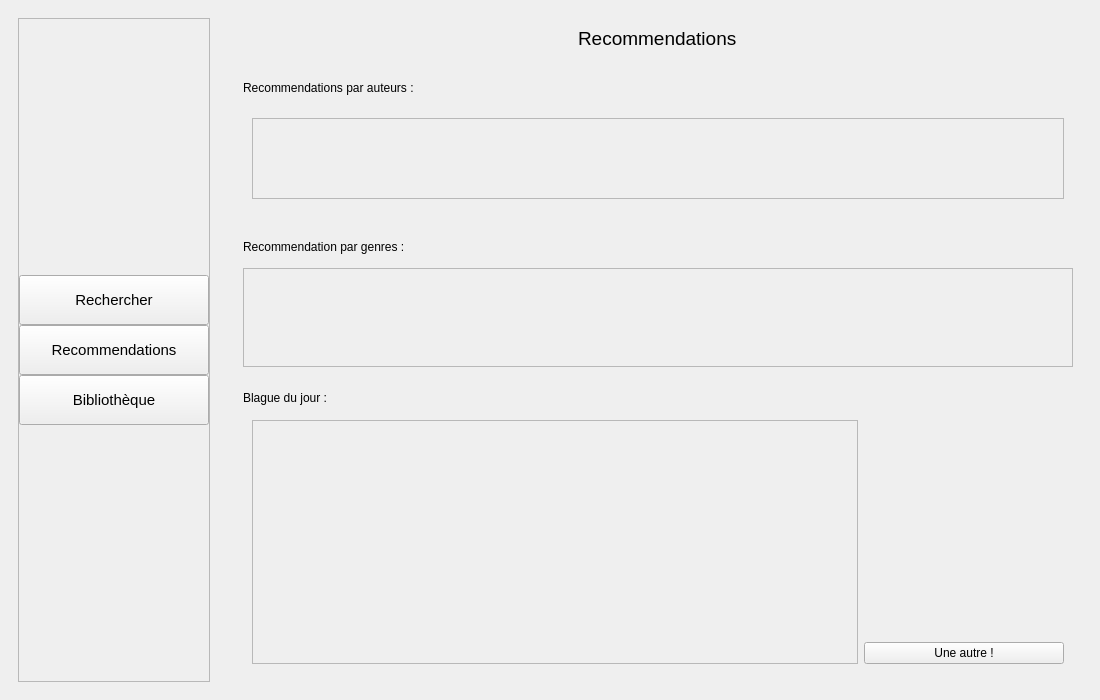
Qt form src/ui/MainWindow.ui (Didiloy/python_librairy_app) before a commit.
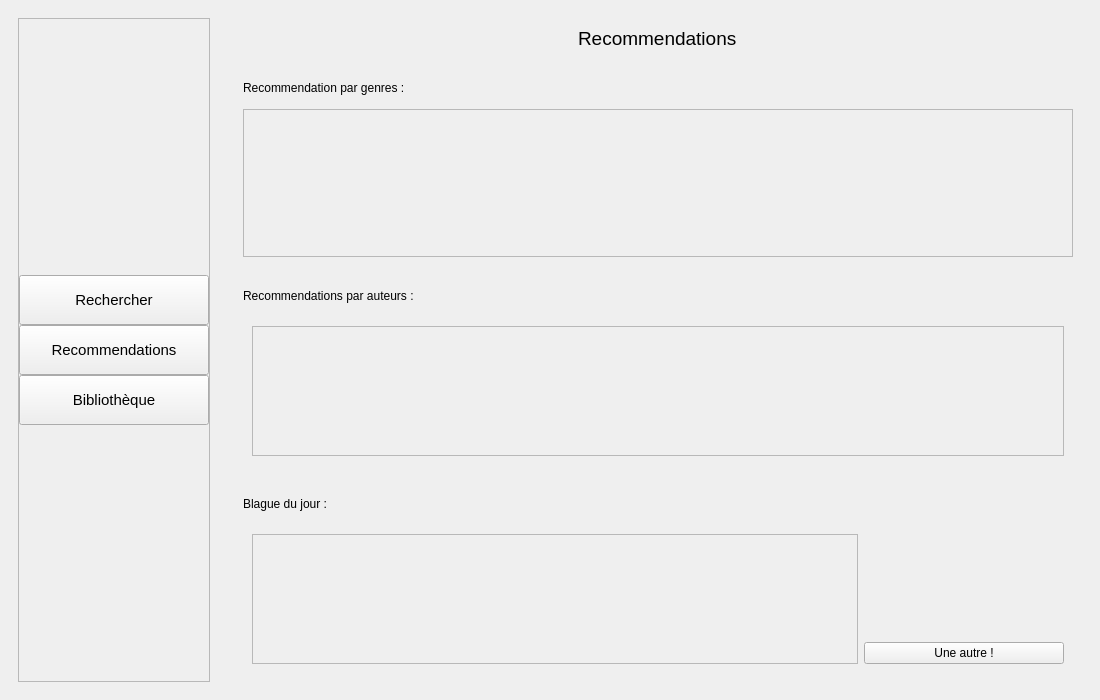
The same form after that commit. The open tabs and pages were chosen to show the change.

Commit message: add: implémentation des recommendation par genre

```diff
--- a/src/ui/MainWindow.ui
+++ b/src/ui/MainWindow.ui
@@ -353,8 +353,8 @@
          <property name="styleSheet">
           <string notr="true"/>
          </property>
-         <layout class="QVBoxLayout" name="verticalLayout_10">
-          <item alignment="Qt::AlignHCenter">
+         <layout class="QGridLayout" name="gridlayout_10">
+          <item row="0" column="0" alignment="Qt::AlignHCenter">
            <widget class="QLabel" name="labelRecommendations">
             <property name="sizePolicy">
              <sizepolicy hsizetype="Maximum" vsizetype="Preferred">
@@ -384,68 +384,7 @@
             </property>
            </widget>
           </item>
-          <item>
-           <widget class="QWidget" name="widgetRecommendationParAuteur" native="true">
-            <layout class="QVBoxLayout" name="verticalLayout_11">
-             <item>
-              <widget class="QLabel" name="label">
-               <property name="sizePolicy">
-                <sizepolicy hsizetype="Preferred" vsizetype="Maximum">
-                 <horstretch>0</horstretch>
-                 <verstretch>0</verstretch>
-                </sizepolicy>
-               </property>
-               <property name="maximumSize">
-                <size>
-                 <width>16777215</width>
-                 <height>30</height>
-                </size>
-               </property>
-               <property name="text">
-                <string>Recommendations par auteurs :</string>
-               </property>
-              </widget>
-             </item>
-             <item>
-              <widget class="QWidget" name="widgetCrollAreaRecommendationAuteur" native="true">
-               <layout class="QHBoxLayout" name="horizontalLayout_3">
-                <item>
-                 <widget class="QScrollArea" name="scrollAreaRecommendationAuteur">
-                  <property name="sizePolicy">
-                   <sizepolicy hsizetype="Expanding" vsizetype="Maximum">
-                    <horstretch>0</horstretch>
-                    <verstretch>0</verstretch>
-                   </sizepolicy>
-                  </property>
-                  <property name="maximumSize">
-                   <size>
-                    <width>16777215</width>
-                    <height>150</height>
-                   </size>
-                  </property>
-                  <property name="widgetResizable">
-                   <bool>true</bool>
-                  </property>
-                  <widget class="QWidget" name="scrollAreaRecommendationAuteurContent">
-                   <property name="geometry">
-                    <rect>
-                     <x>0</x>
-                     <y>0</y>
-                     <width>808</width>
-                     <height>78</height>
-                    </rect>
-                   </property>
-                   <layout class="QGridLayout" name="gridLayout_3"/>
-                  </widget>
-                 </widget>
-                </item>
-               </layout>
-              </widget>
-             </item>
-            </layout>
-           </widget>
-          </item>
-          <item>
+          <item row="1" column="0">
            <widget class="QWidget" name="widgetRecommendationGenre" native="true">
             <layout class="QVBoxLayout" name="verticalLayout_12">
              <item>
@@ -470,7 +409,7 @@
              <item>
               <widget class="QScrollArea" name="scrollAreaRecommendationGenre">
                <property name="sizePolicy">
-                <sizepolicy hsizetype="Expanding" vsizetype="Maximum">
+                <sizepolicy hsizetype="Preferred" vsizetype="Preferred">
                  <horstretch>0</horstretch>
                  <verstretch>0</verstretch>
                 </sizepolicy>
@@ -490,7 +429,7 @@
                   <x>0</x>
                   <y>0</y>
                   <width>826</width>
-                  <height>96</height>
+                  <height>145</height>
                  </rect>
                 </property>
                 <layout class="QGridLayout" name="gridLayout_4"/>
@@ -500,10 +439,71 @@
             </layout>
            </widget>
           </item>
-          <item>
+          <item row="2" column="0">
+           <widget class="QWidget" name="widgetRecommendationParAuteur" native="true">
+            <layout class="QVBoxLayout" name="verticalLayout_11">
+             <item>
+              <widget class="QLabel" name="label">
+               <property name="sizePolicy">
+                <sizepolicy hsizetype="Preferred" vsizetype="Maximum">
+                 <horstretch>0</horstretch>
+                 <verstretch>0</verstretch>
+                </sizepolicy>
+               </property>
+               <property name="maximumSize">
+                <size>
+                 <width>16777215</width>
+                 <height>30</height>
+                </size>
+               </property>
+               <property name="text">
+                <string>Recommendations par auteurs :</string>
+               </property>
+              </widget>
+             </item>
+             <item>
+              <widget class="QWidget" name="widgetCrollAreaRecommendationAuteur" native="true">
+               <layout class="QHBoxLayout" name="horizontalLayout_3">
+                <item>
+                 <widget class="QScrollArea" name="scrollAreaRecommendationAuteur">
+                  <property name="sizePolicy">
+                   <sizepolicy hsizetype="Expanding" vsizetype="Maximum">
+                    <horstretch>0</horstretch>
+                    <verstretch>0</verstretch>
+                   </sizepolicy>
+                  </property>
+                  <property name="maximumSize">
+                   <size>
+                    <width>16777215</width>
+                    <height>150</height>
+                   </size>
+                  </property>
+                  <property name="widgetResizable">
+                   <bool>true</bool>
+                  </property>
+                  <widget class="QWidget" name="scrollAreaRecommendationAuteurContent">
+                   <property name="geometry">
+                    <rect>
+                     <x>0</x>
+                     <y>0</y>
+                     <width>808</width>
+                     <height>128</height>
+                    </rect>
+                   </property>
+                   <layout class="QGridLayout" name="gridLayout_3"/>
+                  </widget>
+                 </widget>
+                </item>
+               </layout>
+              </widget>
+             </item>
+            </layout>
+           </widget>
+          </item>
+          <item row="3" column="0">
            <widget class="QWidget" name="widgetBlague" native="true">
             <property name="sizePolicy">
-             <sizepolicy hsizetype="Preferred" vsizetype="MinimumExpanding">
+             <sizepolicy hsizetype="Preferred" vsizetype="Preferred">
               <horstretch>0</horstretch>
               <verstretch>0</verstretch>
              </sizepolicy>
@@ -517,7 +517,7 @@
             <property name="maximumSize">
              <size>
               <width>16777215</width>
-              <height>300</height>
+              <height>16777215</height>
              </size>
             </property>
             <layout class="QVBoxLayout" name="verticalLayout_13">
@@ -545,6 +545,12 @@
                <layout class="QGridLayout" name="gridLayout_5">
                 <item row="2" column="0">
                  <widget class="QScrollArea" name="scrollAreaLabelImageBlague">
+                  <property name="sizePolicy">
+                   <sizepolicy hsizetype="Preferred" vsizetype="Preferred">
+                    <horstretch>0</horstretch>
+                    <verstretch>0</verstretch>
+                   </sizepolicy>
+                  </property>
                   <property name="widgetResizable">
                    <bool>true</bool>
                   </property>
@@ -554,7 +560,7 @@
                      <x>0</x>
                      <y>0</y>
                      <width>602</width>
-                     <height>239</height>
+                     <height>127</height>
                     </rect>
                    </property>
                    <layout class="QGridLayout" name="gridLayout_6">
@@ -653,8 +659,8 @@
               <rect>
                <x>0</x>
                <y>0</y>
-               <width>66</width>
-               <height>38</height>
+               <width>844</width>
+               <height>617</height>
               </rect>
              </property>
              <layout class="QGridLayout" name="gridLayout">
```
The commit also changes 6 other files.
